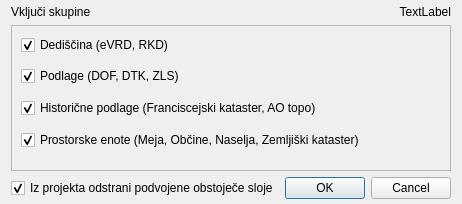
First picture: the form in agis_loader/agis_load_dialog.ui, repository matjash/AGIS, before the edit.
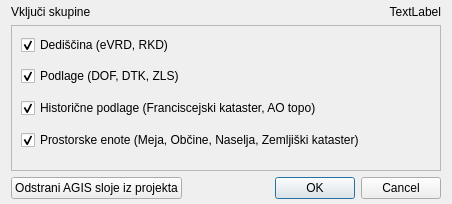
Second picture: the form after the edit.

Commit message: Remove layers button

Patch:
```diff
--- a/agis_loader/agis_load_dialog.ui
+++ b/agis_loader/agis_load_dialog.ui
@@ -119,12 +119,9 @@
     </widget>
    </item>
    <item row="3" column="0">
-    <widget class="QCheckBox" name="clean">
+    <widget class="QPushButton" name="remove_layers">
      <property name="text">
-      <string>Iz projekta odstrani podvojene obstoječe sloje</string>
-     </property>
-     <property name="checked">
-      <bool>true</bool>
+      <string>Odstrani AGIS sloje iz projekta</string>
      </property>
     </widget>
    </item>
```
The commit also changes 20 other files.
